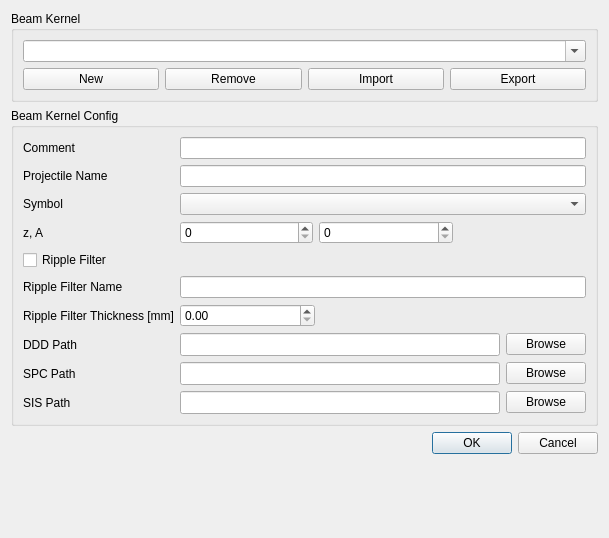
This is pytripgui/view/kernel.ui in pytrip/pytripgui as Qt 5 draws it before an edit. The edited form follows.
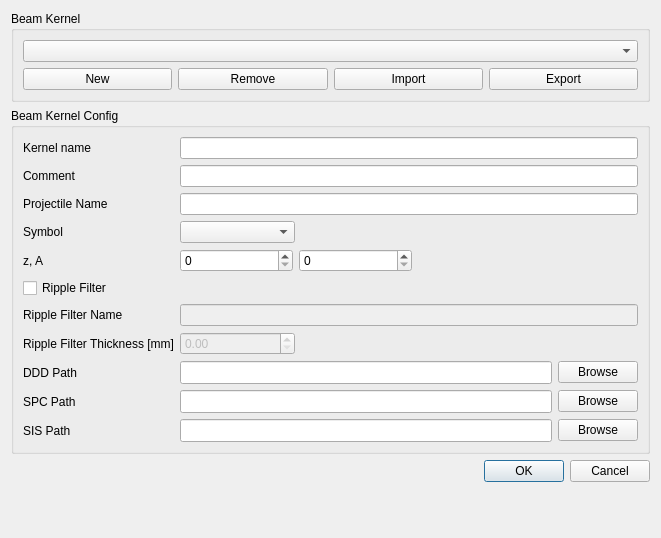
This is the edited form.

Commit message: add logic controller to kernel_vc

Patch:
```diff
--- a/pytripgui/view/kernel.ui
+++ b/pytripgui/view/kernel.ui
@@ -6,7 +6,7 @@
    <rect>
     <x>0</x>
     <y>0</y>
-    <width>609</width>
+    <width>661</width>
     <height>538</height>
    </rect>
   </property>
@@ -42,6 +42,9 @@
        <layout class="QHBoxLayout" name="horizontalLayout_9">
         <item>
          <widget class="QComboBox" name="beamKernel_comboBox">
+          <property name="enabled">
+           <bool>true</bool>
+          </property>
           <property name="sizePolicy">
            <sizepolicy hsizetype="MinimumExpanding" vsizetype="Fixed">
             <horstretch>0</horstretch>
@@ -52,7 +55,7 @@
            <string>Select a kernel to edit</string>
           </property>
           <property name="editable">
-           <bool>true</bool>
+           <bool>false</bool>
           </property>
          </widget>
         </item>
@@ -111,52 +114,45 @@
       <string>Beam Kernel Config</string>
      </property>
      <layout class="QFormLayout" name="formLayout">
-      <item row="0" column="0">
+      <item row="1" column="0">
        <widget class="QLabel" name="comment_label">
         <property name="text">
          <string>Comment</string>
         </property>
        </widget>
       </item>
-      <item row="0" column="1">
+      <item row="1" column="1">
        <widget class="QLineEdit" name="comment_lineEdit"/>
       </item>
-      <item row="1" column="0">
+      <item row="2" column="0">
        <widget class="QLabel" name="projectileName_label">
         <property name="text">
          <string>Projectile Name</string>
         </property>
        </widget>
       </item>
-      <item row="1" column="1">
+      <item row="2" column="1">
        <widget class="QLineEdit" name="projectileName_lineEdit">
         <property name="toolTip">
          <string>Free text projectile names, e.g. &quot;Negative Pi Mesons&quot;</string>
         </property>
        </widget>
       </item>
-      <item row="2" column="0">
+      <item row="3" column="0">
        <widget class="QLabel" name="symbol_label">
         <property name="text">
          <string>Symbol</string>
         </property>
        </widget>
       </item>
-      <item row="2" column="1">
-       <widget class="QComboBox" name="comboBox">
-        <property name="toolTip">
-         <string>IUPAC Symbol to use for this beam</string>
-        </property>
-       </widget>
-      </item>
-      <item row="3" column="0">
+      <item row="4" column="0">
        <widget class="QLabel" name="z_A_label">
         <property name="text">
          <string>z, A</string>
         </property>
        </widget>
       </item>
-      <item row="3" column="1">
+      <item row="4" column="1">
        <layout class="QHBoxLayout" name="horizontalLayout_2">
         <item>
          <widget class="QSpinBox" name="spinBox">
@@ -197,10 +193,23 @@
           </property>
          </spacer>
         </item>
+        <item>
+         <spacer name="horizontalSpacer_4">
+          <property name="orientation">
+           <enum>Qt::Horizontal</enum>
+          </property>
+          <property name="sizeHint" stdset="0">
+           <size>
+            <width>40</width>
+            <height>20</height>
+           </size>
+          </property>
+         </spacer>
+        </item>
        </layout>
       </item>
-      <item row="4" column="0">
-       <widget class="QCheckBox" name="checkBox">
+      <item row="5" column="0">
+       <widget class="QCheckBox" name="rippleFilter_checkBox">
         <property name="toolTip">
          <string>Toggle whether a Ripple Filter is used or not.</string>
         </property>
@@ -209,31 +218,37 @@
         </property>
        </widget>
       </item>
-      <item row="6" column="0">
+      <item row="7" column="0">
        <widget class="QLabel" name="rippleFilterName_label">
         <property name="text">
          <string>Ripple Filter Name</string>
         </property>
        </widget>
       </item>
-      <item row="6" column="1">
+      <item row="7" column="1">
        <widget class="QLineEdit" name="rippleFilterName_lineEdit">
+        <property name="enabled">
+         <bool>false</bool>
+        </property>
         <property name="toolTip">
          <string>Free ripple filter name, e.g. &quot;GSI 2D 4mm&quot;</string>
         </property>
        </widget>
       </item>
-      <item row="7" column="0">
+      <item row="8" column="0">
        <widget class="QLabel" name="rippleFilterThickness_label">
         <property name="text">
          <string>Ripple Filter Thickness [mm]</string>
         </property>
        </widget>
       </item>
-      <item row="7" column="1">
+      <item row="8" column="1">
        <layout class="QHBoxLayout" name="horizontalLayout_4">
         <item>
-         <widget class="QDoubleSpinBox" name="doubleSpinBox">
+         <widget class="QDoubleSpinBox" name="rippleFilterThickness_doubleSpinBox">
+          <property name="enabled">
+           <bool>false</bool>
+          </property>
           <property name="sizePolicy">
            <sizepolicy hsizetype="Expanding" vsizetype="Fixed">
             <horstretch>0</horstretch>
@@ -277,16 +292,29 @@
           </property>
          </spacer>
         </item>
+        <item>
+         <spacer name="horizontalSpacer_5">
+          <property name="orientation">
+           <enum>Qt::Horizontal</enum>
+          </property>
+          <property name="sizeHint" stdset="0">
+           <size>
+            <width>40</width>
+            <height>20</height>
+           </size>
+          </property>
+         </spacer>
+        </item>
        </layout>
       </item>
-      <item row="8" column="0">
+      <item row="9" column="0">
        <widget class="QLabel" name="dddPath_label">
         <property name="text">
          <string>DDD Path</string>
         </property>
        </widget>
       </item>
-      <item row="8" column="1">
+      <item row="9" column="1">
        <layout class="QHBoxLayout" name="horizontalLayout_6">
         <item>
          <widget class="QLineEdit" name="dddPath_lineEdit">
@@ -309,14 +337,14 @@
         </item>
        </layout>
       </item>
-      <item row="9" column="0">
+      <item row="10" column="0">
        <widget class="QLabel" name="spcPath_label">
         <property name="text">
          <string>SPC Path</string>
         </property>
        </widget>
       </item>
-      <item row="9" column="1">
+      <item row="10" column="1">
        <layout class="QHBoxLayout" name="horizontalLayout_5">
         <item>
          <widget class="QLineEdit" name="spcPath_lineEdit">
@@ -339,14 +367,14 @@
         </item>
        </layout>
       </item>
-      <item row="10" column="0">
+      <item row="11" column="0">
        <widget class="QLabel" name="sisPath_label">
         <property name="text">
          <string>SIS Path</string>
         </property>
        </widget>
       </item>
-      <item row="10" column="1">
+      <item row="11" column="1">
        <layout class="QHBoxLayout" name="horizontalLayout_7">
         <item>
          <widget class="QLineEdit" name="sisPath_lineEdit">
@@ -369,6 +397,81 @@
         </item>
        </layout>
       </item>
+      <item row="3" column="1">
+       <layout class="QHBoxLayout" name="horizontalLayout_3">
+        <item>
+         <widget class="QComboBox" name="symbol_comboBox">
+          <property name="sizePolicy">
+           <sizepolicy hsizetype="Expanding" vsizetype="Fixed">
+            <horstretch>0</horstretch>
+            <verstretch>0</verstretch>
+           </sizepolicy>
+          </property>
+          <property name="toolTip">
+           <string>IUPAC Symbol to use for this beam</string>
+          </property>
+         </widget>
+        </item>
+        <item>
+         <spacer name="horizontalSpacer_7">
+          <property name="orientation">
+           <enum>Qt::Horizontal</enum>
+          </property>
+          <property name="sizeType">
+           <enum>QSizePolicy::Expanding</enum>
+          </property>
+          <property name="sizeHint" stdset="0">
+           <size>
+            <width>40</width>
+            <height>20</height>
+           </size>
+          </property>
+         </spacer>
+        </item>
+        <item>
+         <spacer name="horizontalSpacer_8">
+          <property name="orientation">
+           <enum>Qt::Horizontal</enum>
+          </property>
+          <property name="sizeType">
+           <enum>QSizePolicy::Expanding</enum>
+          </property>
+          <property name="sizeHint" stdset="0">
+           <size>
+            <width>40</width>
+            <height>20</height>
+           </size>
+          </property>
+         </spacer>
+        </item>
+        <item>
+         <spacer name="horizontalSpacer_6">
+          <property name="orientation">
+           <enum>Qt::Horizontal</enum>
+          </property>
+          <property name="sizeType">
+           <enum>QSizePolicy::Expanding</enum>
+          </property>
+          <property name="sizeHint" stdset="0">
+           <size>
+            <width>40</width>
+            <height>20</height>
+           </size>
+          </property>
+         </spacer>
+        </item>
+       </layout>
+      </item>
+      <item row="0" column="0">
+       <widget class="QLabel" name="kernelName_label">
+        <property name="text">
+         <string>Kernel name</string>
+        </property>
+       </widget>
+      </item>
+      <item row="0" column="1">
+       <widget class="QLineEdit" name="kernelName_lineEdit"/>
+      </item>
      </layout>
     </widget>
    </item>
```
Left out of the diff: 41 changed lines with no effect on the pictures. The commit also changes 2 other files.
